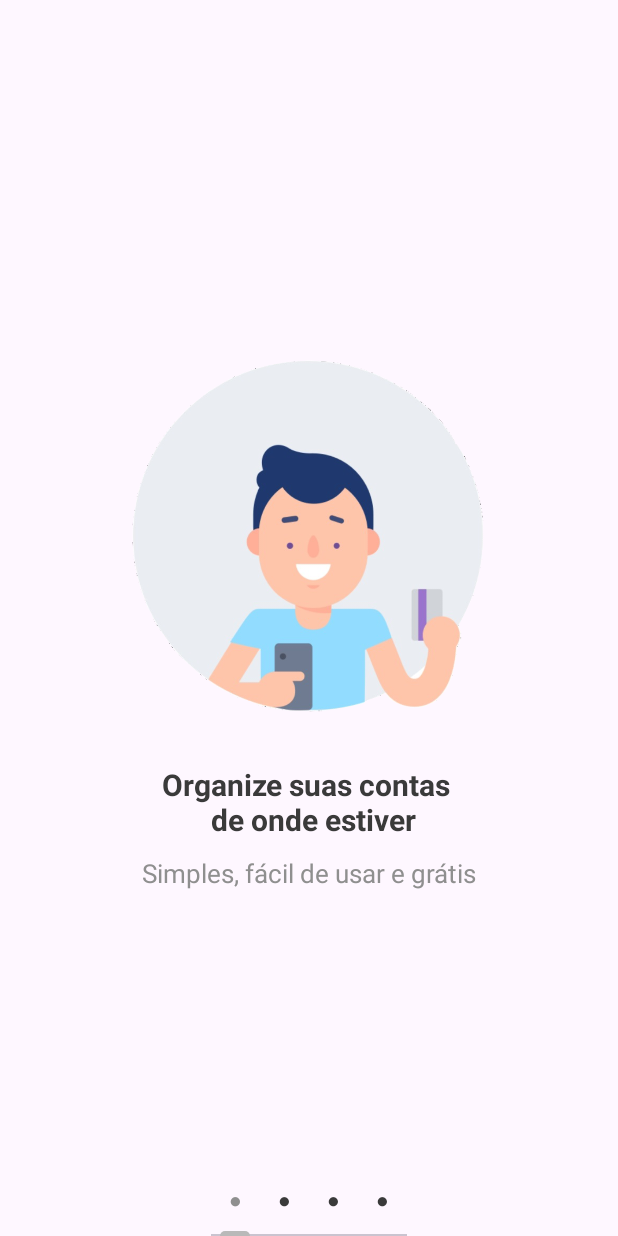
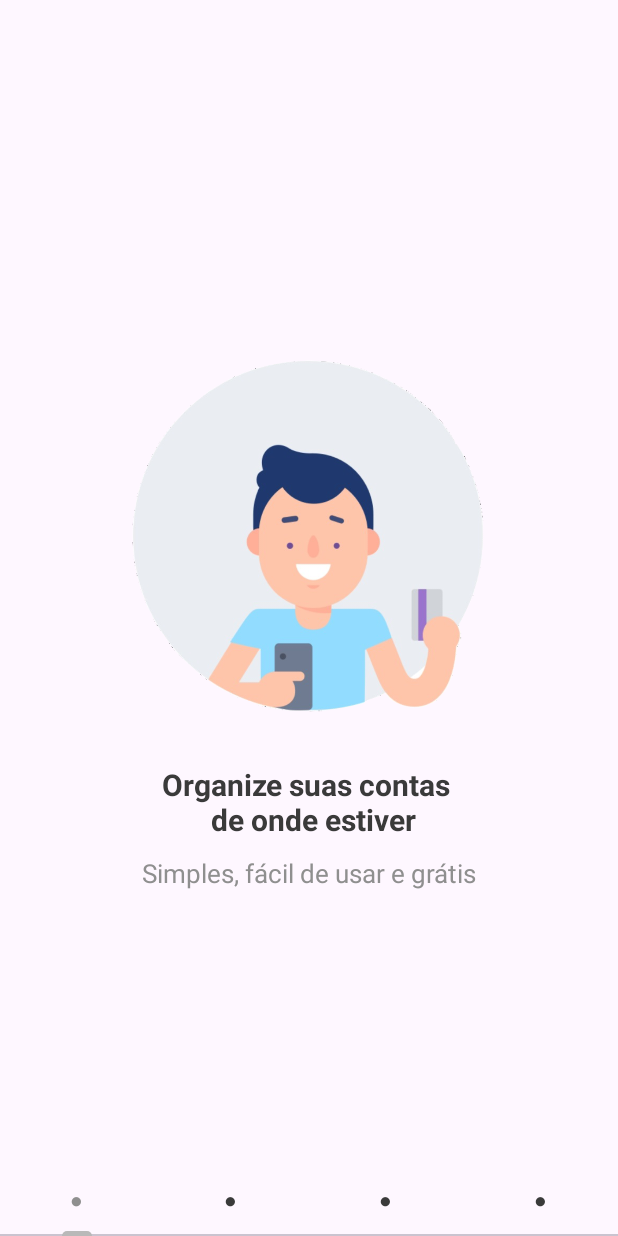
Before and after one commit to KrodrigoDev/PoupaMais, an Android app: the screen it shows after launch (MainActivity), on a phone screen of 412 x 824 dp. Run offline under Robolectric (Android 15) with nearby library versions, the phone set to English and light mode, and no system bars.

Commit message:
10/09/2023

```diff
--- a/app/src/main/java/krodrigodev/com/br/poupamais/model/Usuario.java
+++ b/app/src/main/java/krodrigodev/com/br/poupamais/model/Usuario.java
@@ -41,7 +41,7 @@ public class Usuario implements Serializable {
         this.email = email;
     }
 
-    public String getSenha() { // gambiarra
+    public String getSenha() {
         return senha;
     }
 
--- a/app/src/main/res/layout/activity_main.xml
+++ b/app/src/main/res/layout/activity_main.xml
@@ -9,14 +9,14 @@
 
     <com.google.android.material.tabs.TabLayout
         android:id="@+id/tabelaApresentacao"
-        android:layout_width="wrap_content"
+        android:layout_width="0dp"
         android:layout_height="wrap_content"
-        android:layout_marginStart="1dp"
-        android:layout_marginEnd="1dp"
         app:layout_constraintBottom_toBottomOf="parent"
         app:layout_constraintEnd_toEndOf="parent"
         app:layout_constraintHorizontal_bias="0.5"
         app:layout_constraintStart_toStartOf="parent"
+        app:layout_constraintTop_toTopOf="parent"
+        app:layout_constraintVertical_bias="1.0"
         app:tabIconTint="@color/cinzaClaro"
         app:tabIndicatorColor="@color/cinzaClaro"
         app:tabRippleColor="@color/cinzaClaro"
@@ -43,6 +43,7 @@
             android:layout_width="wrap_content"
             android:layout_height="wrap_content"
             android:text="@string/circulo_texto" />
+
     </com.google.android.material.tabs.TabLayout>
 
     <androidx.viewpager.widget.ViewPager
--- a/build.gradle
+++ b/build.gradle
@@ -1,5 +1,5 @@
 // Top-level build file where you can add configuration options common to all sub-projects/modules.
 plugins {
-    id 'com.android.application' version '8.0.0' apply false
-    id 'com.android.library' version '8.0.0' apply false
+    id 'com.android.application' version '8.1.1' apply false
+    id 'com.android.library' version '8.1.1' apply false
 }
```
